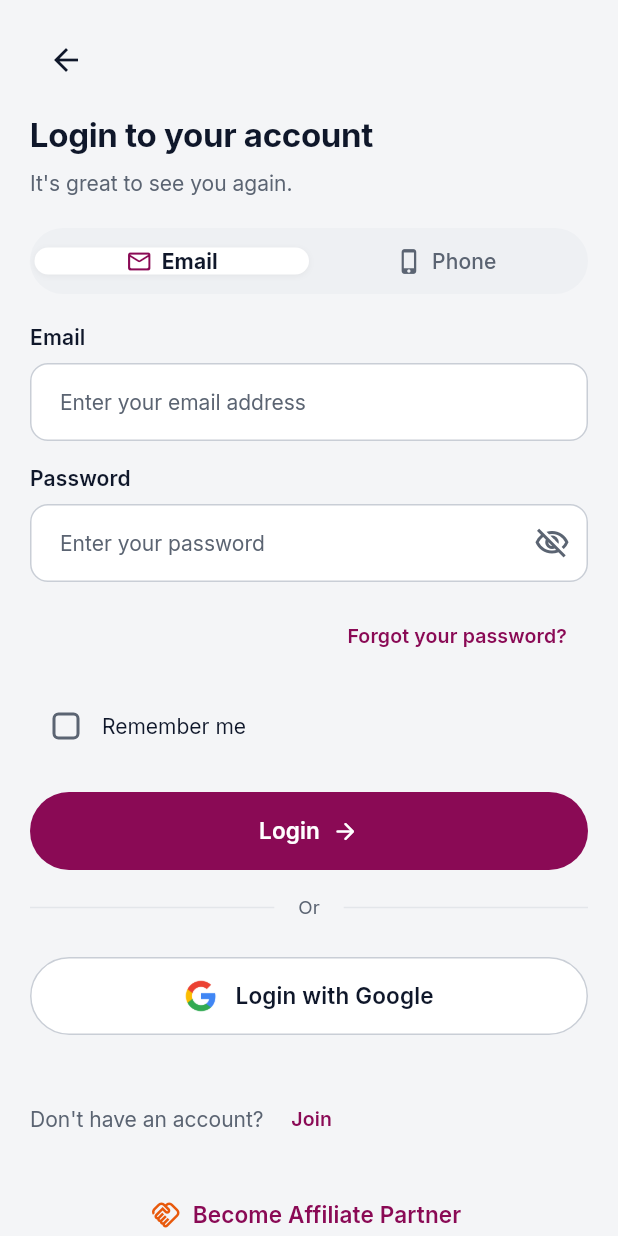
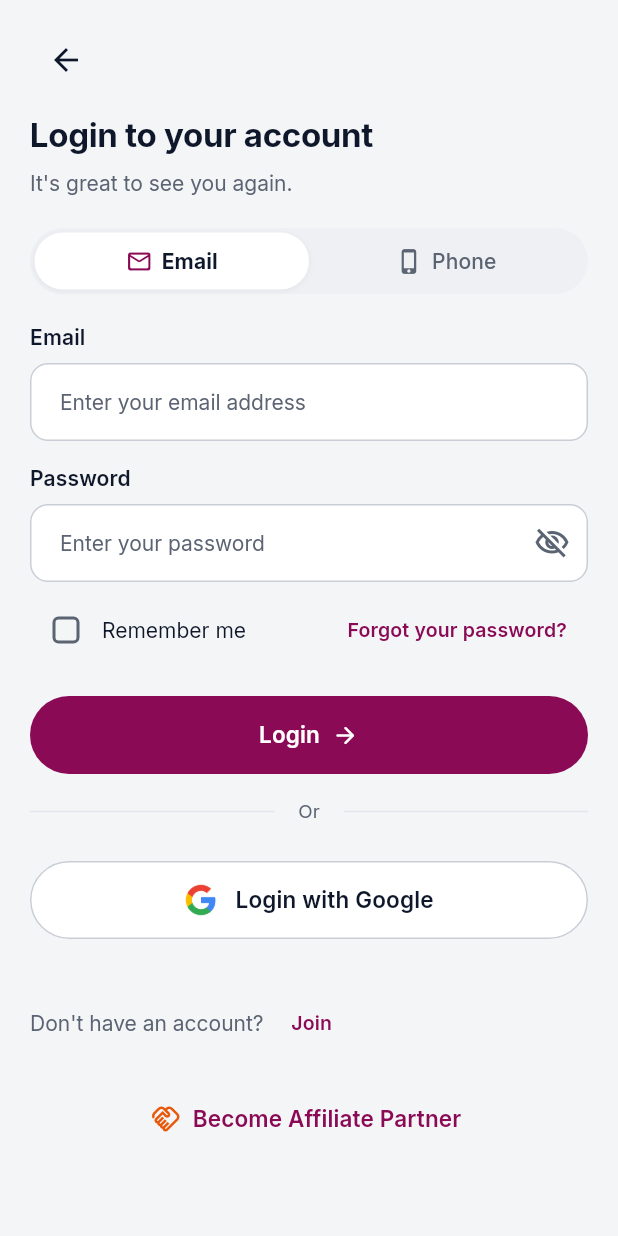
Before and after one commit to AbdulsemedM/Commercepal-v2, a Flutter app: the LoginScreen screen opened by its route, on a phone screen of 412 x 824 dp. Run offline on Flutter 3.47's test engine with Material 3 defaults, Android fonts, the phone set to English and light mode, and no system bars; our stand-ins replace bloc, cached_network_image, connectivity_plus, country_picker, device_info_plus, dio and 25 more; missing offline and left inert: cryptography, firebase_performance, gal, qr, quick_actions, shorebird_code_push; accounts and stored records are empty; network calls fail.

Commit message:
fix(auth): tighten login layout (remember me + forgot on one row, full-height tabs)
Co-Authored-By: Claude Opus 5.5 <noreply@anthropic.com>

```diff
--- a/lib/features/auth/login/presentation/screen/login_screen.dart
+++ b/lib/features/auth/login/presentation/screen/login_screen.dart
@@ -492,29 +492,30 @@ class _LoginScreenState extends State<LoginScreen> {
                                     if (!isLoading) _submitLogin(context);
                                   },
                                 ),
-                                const SizedBox(height: Spacing.sm),
-                                // Forgot password link
-                                ForgotPasswordLink(
-                                  onTap: () {
-                                    context.push(AppRoutes.forgotPassword);
-                                  },
-                                ),
-                                const SizedBox(height: Spacing.sm),
-                                // Remember me — whole row is the tap target.
-                                MergeSemantics(
+                                const SizedBox(height: Spacing.xs),
+                                // Remember me (whole label tappable) + forgot
+                                // password on one row.
+                                Row(
+                                  children: <Widget>[
+                                    Expanded(
+                                      child: MergeSemantics(
                                         child: InkWell(
                                           borderRadius: AppRadius.smAll,
                                           onTap: () => setState(
-                                        () => _rememberMe = !_rememberMe),
+                                            () => _rememberMe = !_rememberMe,
+                                          ),
                                           child: Row(
                                             children: <Widget>[
                                               Checkbox(
                                                 value: _rememberMe,
-                                          onChanged: (bool? value) => setState(
-                                            () => _rememberMe = value ?? false,
+                                                onChanged: (bool? value) =>
+                                                    setState(
+                                                  () => _rememberMe =
+                                                      value ?? false,
                                                 ),
                                               ),
-                                        Text(
+                                              Flexible(
+                                                child: Text(
                                                   LocalizationService.t(
                                                     context,
                                                     'auth.login.rememberMe',
@@ -523,9 +524,18 @@ class _LoginScreenState extends State<LoginScreen> {
                                                       .textTheme
                                                       .bodyMedium,
                                                 ),
+                                              ),
                                             ],
                                           ),
                                         ),
+                                      ),
+                                    ),
+                                    ForgotPasswordLink(
+                                      onTap: () {
+                                        context.push(AppRoutes.forgotPassword);
+                                      },
+                                    ),
+                                  ],
                                 ),
                                 const SizedBox(height: Spacing.lg),
                                 AuthPrimaryButton(
--- a/lib/features/auth/login/presentation/widgets/login_widgets.dart
+++ b/lib/features/auth/login/presentation/widgets/login_widgets.dart
@@ -64,6 +64,7 @@ class LoginMethodTabs extends StatelessWidget {
         borderRadius: AppRadius.pillAll,
       ),
       child: Row(
+        crossAxisAlignment: CrossAxisAlignment.stretch,
         children: <Widget>[
           for (final (LoginMethod m, IconData icon, String key)
               in <(LoginMethod, IconData, String)>[
@@ -405,13 +406,10 @@ class ForgotPasswordLink extends StatelessWidget {
 
   @override
   Widget build(BuildContext context) {
-    return Align(
-      alignment: AlignmentDirectional.centerEnd,
-      child: AppButton.text(
-        label: context.tr('auth.login.forgotPassword'),
-        size: AppButtonSize.small,
-        onPressed: onTap,
-      ),
+    return AppButton.text(
+      label: context.tr('auth.login.forgotPassword'),
+      size: AppButtonSize.small,
+      onPressed: onTap,
     );
   }
 }
```
Lines whose indentation alone changed are shown as unchanged.
